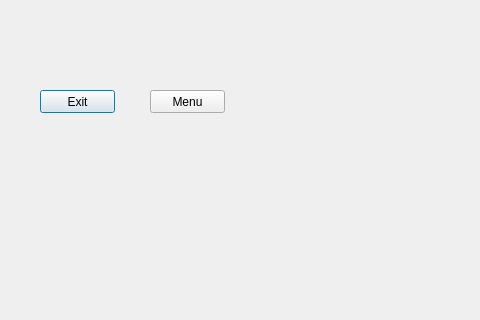
The window that game.ui (EKaczmarek/BomberMan) describes before a commit, drawn with Qt 5; both pictures show x 0 to 480 and y 470 to 790 of the 1100 by 790 pixel window.
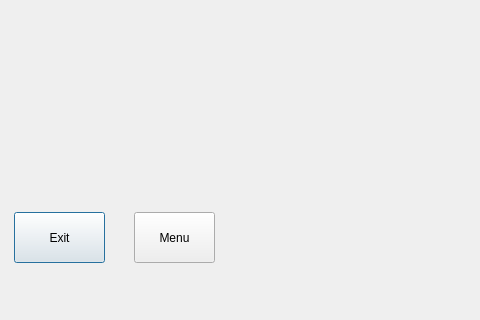
The same window after the commit.

Commit message: looking for the best buttons

What changed in the file:
```diff
--- a/game.ui
+++ b/game.ui
@@ -16,10 +16,10 @@
   <widget class="QPushButton" name="exit_button">
    <property name="geometry">
     <rect>
-     <x>40</x>
-     <y>560</y>
-     <width>75</width>
-     <height>23</height>
+     <x>14</x>
+     <y>682</y>
+     <width>91</width>
+     <height>51</height>
     </rect>
    </property>
    <property name="text">
@@ -29,10 +29,10 @@
   <widget class="QPushButton" name="menu_button">
    <property name="geometry">
     <rect>
-     <x>150</x>
-     <y>560</y>
-     <width>75</width>
-     <height>23</height>
+     <x>134</x>
+     <y>682</y>
+     <width>81</width>
+     <height>51</height>
     </rect>
    </property>
    <property name="text">
```
Left out of the diff: 10 changed lines with no effect on the pictures. The commit also changes 2 other files.
